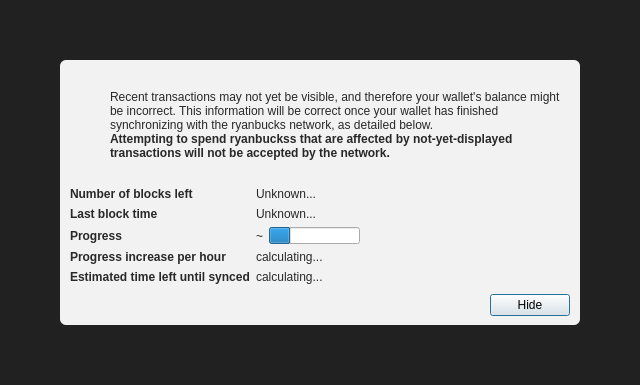
This is src/qt/forms/modaloverlay.ui in BaratasFPV/RyanBucks as Qt 5 draws it before an edit. The edited form follows.
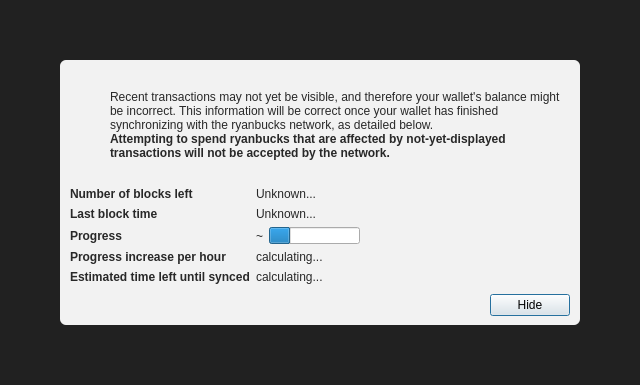
This is the edited form. Icons and pictures are not drawn. Custom widgets are drawn as their Qt base class.

Diff of the .ui file:
```diff
--- a/src/qt/forms/modaloverlay.ui
+++ b/src/qt/forms/modaloverlay.ui
@@ -149,7 +149,7 @@
                 </font>
                </property>
                <property name="text">
-                <string>Attempting to spend ryanbuckss that are affected by not-yet-displayed transactions will not be accepted by the network.</string>
+                <string>Attempting to spend ryanbucks that are affected by not-yet-displayed transactions will not be accepted by the network.</string>
                </property>
                <property name="textFormat">
                 <enum>Qt::RichText</enum>
```
